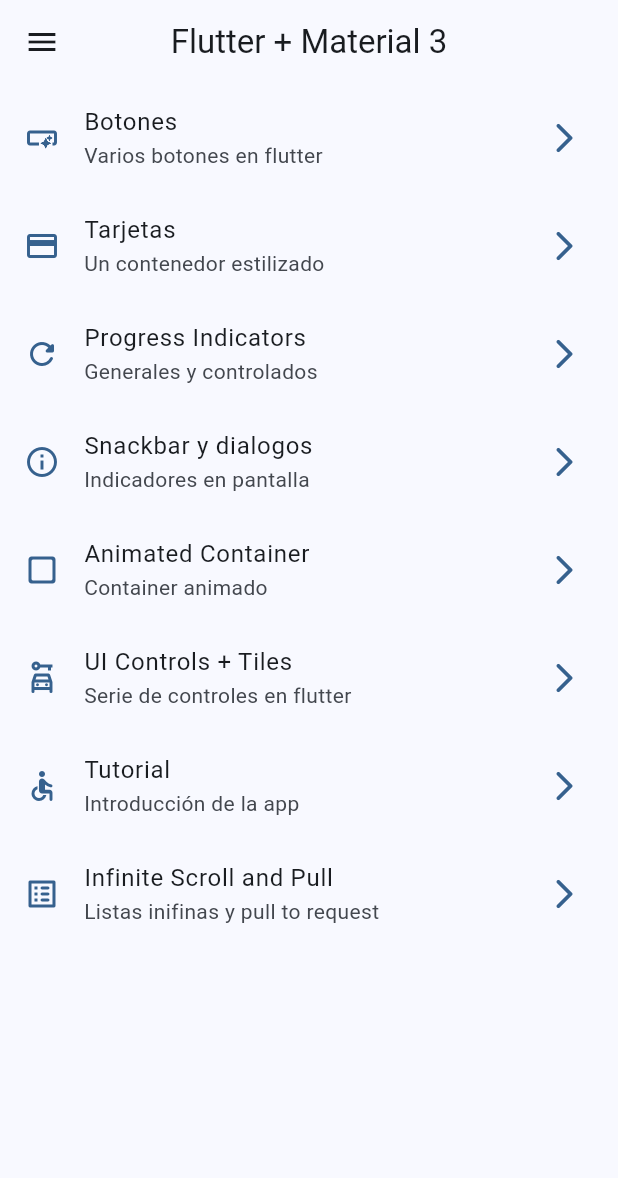
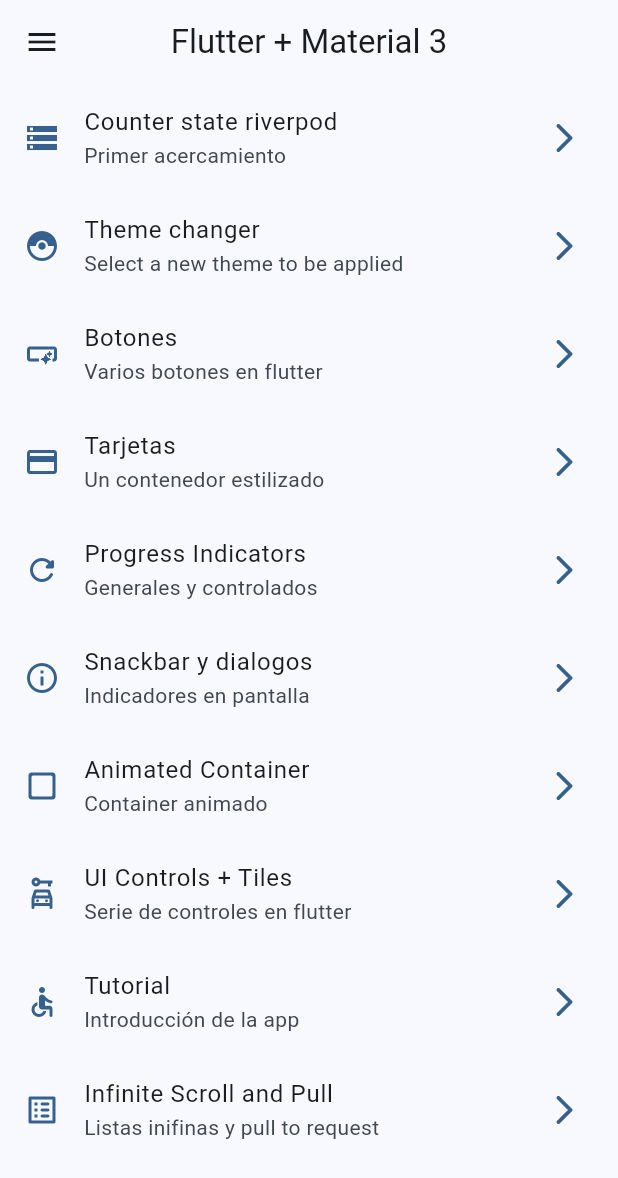
Before and after one commit to kanon488/widgets_app, a Flutter app: the screen it shows after launch, on a phone screen of 412 x 824 dp. Shown: the top 1178 px of the screen. Run offline on Flutter 3.47's test engine with Material 3 defaults, Android fonts, the phone set to English and light mode, and no system bars; our stand-ins replace animate_do, flutter_riverpod, go_router.

Commit message:
Riverpod and state theme changer

```diff
--- a/lib/config/menu/menu_item.dart
+++ b/lib/config/menu/menu_item.dart
@@ -16,7 +16,16 @@ required this.icon
 
 
 const appMenuItems = <MenuItem>[
-  MenuItem(
+
+  MenuItem(title: 'Counter state riverpod',
+           subtitle: 'Primer acercamiento',
+            link: '/counter-riverpod',
+            icon: Icons.storage),
+    MenuItem(title: 'Theme changer',
+    subtitle: 'Select a new theme to be applied',
+    link: '/theme-changer',
+    icon: Icons.catching_pokemon_rounded),
+    MenuItem(
     title: 'Botones',
     subtitle: 'Varios botones en flutter',
     link: '/buttons',
@@ -55,5 +64,5 @@ const appMenuItems = <MenuItem>[
           title: 'Infinite Scroll and Pull',
           subtitle: 'Listas inifinas y pull to request',
           link: '/infinite',
-          icon: Icons.list_alt_rounded)
+          icon: Icons.list_alt_rounded),
 ];
--- /dev/null
+++ b/lib/config/presentation/providers/counter_provider.dart
@@ -0,0 +1,3 @@
+import 'package:flutter_riverpod/flutter_riverpod.dart';
+
+final counterProvider = StateProvider((ref) => 5);
--- /dev/null
+++ b/lib/config/presentation/providers/dark_mode_provider.dart
@@ -0,0 +1,5 @@
+
+
+import 'package:flutter_riverpod/flutter_riverpod.dart';
+
+final isDarkModeProvider = StateProvider((ref) => false);
--- /dev/null
+++ b/lib/config/presentation/providers/theme_provider.dart
@@ -0,0 +1,11 @@
+
+import 'package:flutter_riverpod/flutter_riverpod.dart';
+import 'package:widgets_app/config/theme/app_theme.dart';
+
+final isDarkModeProvider = StateProvider((ref) => false);
+
+
+//listado de colores inmutable
+final colorListProvider = Provider((ref)=> colorList);
+
+final selectedColorProvider = StateProvider((ref) => 0);
--- /dev/null
+++ b/lib/config/presentation/screens/counter/counter_screen.dart
@@ -0,0 +1,35 @@
+import 'package:flutter/material.dart';
+import 'package:flutter_riverpod/flutter_riverpod.dart';
+import 'package:widgets_app/config/presentation/providers/counter_provider.dart';
+import 'package:widgets_app/config/presentation/providers/dark_mode_provider.dart';
+
+class CounterScreen extends ConsumerWidget {
+  const CounterScreen({super.key});
+  static const String name = 'Counter example';
+
+  @override
+  Widget build(BuildContext context,WidgetRef ref) {
+
+    final int clickCounter = ref.watch(counterProvider);
+    final bool isDarkMode = ref.watch(isDarkModeProvider);
+
+    return Scaffold(
+      appBar: AppBar(title:  Text('Counter State'),
+      actions: [
+        IconButton(icon: Icon(
+          isDarkMode ? Icons.dark_mode_outlined : Icons.light_mode_outlined
+          )
+          , onPressed: (){
+            ref.read(isDarkModeProvider.notifier).state = !isDarkMode;
+          })
+      ],
+      ),
+      body: Center(
+        child: Text('Valor: $clickCounter',style: Theme.of(context).textTheme.titleLarge)),
+      floatingActionButton: FloatingActionButton(child: Icon(Icons.add), onPressed: (){
+        ref.read(counterProvider.notifier).state++;
+        // ref.read(counterProvider.notifier).update((state) => state + 1);
+      }),
+    );
+  }
+}
--- a/lib/config/presentation/screens/screens.dart
+++ b/lib/config/presentation/screens/screens.dart
@@ -1,4 +1,7 @@
 
+export 'package:widgets_app/config/presentation/screens/theme_changer/theme_changer_screen.dart';
+
+export 'package:widgets_app/config/presentation/screens/counter/counter_screen.dart';
 export 'package:widgets_app/config/presentation/screens/animated/animated_screen.dart';
 export 'package:widgets_app/config/presentation/screens/app_tutorial/app_tutorial_screen.dart';
 export 'package:widgets_app/config/presentation/screens/buttons/buttons_screen.dart';
--- a/lib/config/router/app_router.dart
+++ b/lib/config/router/app_router.dart
@@ -4,6 +4,11 @@ import 'package:widgets_app/config/presentation/screens/screens.dart';
 final appRouter = GoRouter(
   initialLocation: '/',
   routes: [
+    GoRoute(
+    path: '/counter-riverpod',
+    name: CounterScreen.name,
+    builder: (context, state) => CounterScreen(),
+    ),
     GoRoute(
       path: '/',
       name: HomeScreen.name,
@@ -43,6 +48,11 @@ final appRouter = GoRouter(
        GoRoute(
         path: '/infinite',
         name: InfiniteScrollScreen.name,
-        builder: (context, state) => InfiniteScrollScreen())
+        builder: (context, state) => InfiniteScrollScreen()),
+      GoRoute(
+        path: '/theme-changer',
+        name: ThemeChangerScreen.name,
+        builder: (context, state) => ThemeChangerScreen(),
+      )
   ],
 );
--- a/lib/config/theme/app_theme.dart
+++ b/lib/config/theme/app_theme.dart
@@ -13,15 +13,19 @@ const colorList  = <Color>[
 class AppTheme {
 
   final int selectedColor;
+  final bool isDarkMode;
 
   AppTheme({
-    this.selectedColor = 0
+    this.selectedColor = 0,
+    this.isDarkMode = false,
   }):
   assert(selectedColor >= 0, 'Selected color must be greater than 0'),
   assert(selectedColor < colorList.length, 'Selected color must be less or equal than ${colorList.length -1}');
 
+
   ThemeData getTheme() => ThemeData(
     useMaterial3: true,
+    brightness: isDarkMode ? Brightness.dark : Brightness.light,
     colorSchemeSeed: colorList[selectedColor],
     appBarTheme: AppBarTheme(
       centerTitle: true
--- a/lib/main.dart
+++ b/lib/main.dart
@@ -1,21 +1,27 @@
 import 'package:flutter/material.dart';
+import 'package:flutter_riverpod/flutter_riverpod.dart';
+import 'package:widgets_app/config/presentation/providers/theme_provider.dart';
 import 'package:widgets_app/config/router/app_router.dart';
 import 'package:widgets_app/config/theme/app_theme.dart';
 
 void main() {
-  runApp(const MainApp());
+
+   runApp(ProviderScope(child: const MainApp()));
+
 }
 
-class MainApp extends StatelessWidget {
+class MainApp extends ConsumerWidget {
   const MainApp({super.key});
 
   @override
-  Widget build(BuildContext context) {
+  Widget build(BuildContext context,WidgetRef ref) {
+    final int selectedColor = ref.watch(selectedColorProvider);
+    final bool isDarkMode = ref.watch(isDarkModeProvider);
     return  MaterialApp.router(
       title: 'Flutter widgets',
       routerConfig: appRouter,
       debugShowCheckedModeBanner: false,
-      theme: AppTheme(selectedColor: 0).getTheme(),
+      theme: AppTheme(selectedColor: selectedColor,isDarkMode: isDarkMode).getTheme(),
 
     );
   }
--- a/pubspec.yaml
+++ b/pubspec.yaml
@@ -10,12 +10,15 @@ dependencies:
   animate_do: ^4.2.0
   flutter:
     sdk: flutter
+  flutter_riverpod: ^2.4.3
   go_router: ^16.1.0
 
 dev_dependencies:
   flutter_lints: ^5.0.0
   flutter_test:
     sdk: flutter
+  build_runner:
+
 
 flutter:
   uses-material-design: true
```
Also changed, not shown: lib/config/presentation/screens/theme_changer/theme_changer_screen.dart (added, +57 -0 lines), pubspec.lock.
